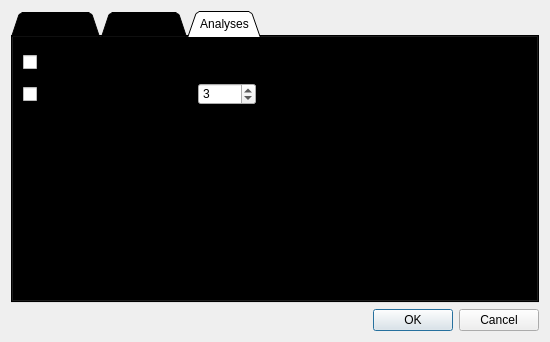
Old version of the form JASP-Desktop/preferencesdialog.ui in the repository jasp-stats/jasp-desktop.
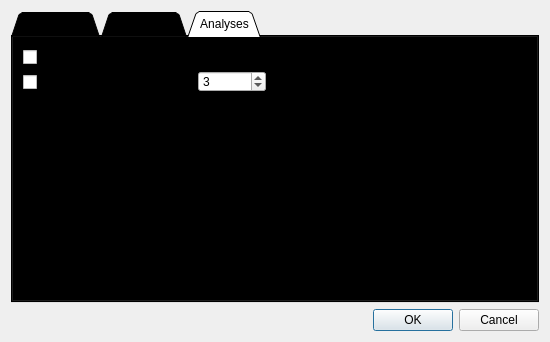
New version of the form.

Commit message:
Improve layout Analyses tab from preferences
Improve layout Analyses tab from preferences

```diff
--- a/JASP-Desktop/preferencesdialog.ui
+++ b/JASP-Desktop/preferencesdialog.ui
@@ -267,55 +267,18 @@
       <attribute name="title">
        <string>Analyses</string>
       </attribute>
-      <widget class="QWidget" name="verticalWidget" native="true">
+      <widget class="QWidget" name="">
        <property name="geometry">
         <rect>
          <x>10</x>
          <y>10</y>
-         <width>233</width>
-         <height>78</height>
+         <width>243</width>
+         <height>45</height>
         </rect>
        </property>
-       <property name="sizePolicy">
-        <sizepolicy hsizetype="Preferred" vsizetype="Preferred">
-         <horstretch>0</horstretch>
-         <verstretch>0</verstretch>
-        </sizepolicy>
-       </property>
+       <layout class="QGridLayout" name="gridLayout">
+        <item row="0" column="0" rowspan="2">
        <layout class="QVBoxLayout" name="verticalLayout_4">
-        <property name="leftMargin">
-         <number>0</number>
-        </property>
-        <property name="topMargin">
-         <number>0</number>
-        </property>
-        <property name="rightMargin">
-         <number>0</number>
-        </property>
-        <property name="bottomMargin">
-         <number>20</number>
-        </property>
-        <item>
-         <widget class="QWidget" name="widget_2" native="true">
-          <property name="sizePolicy">
-           <sizepolicy hsizetype="Preferred" vsizetype="Minimum">
-            <horstretch>0</horstretch>
-            <verstretch>0</verstretch>
-           </sizepolicy>
-          </property>
-          <layout class="QHBoxLayout" name="horizontalLayout_4">
-           <property name="leftMargin">
-            <number>0</number>
-           </property>
-           <property name="topMargin">
-            <number>0</number>
-           </property>
-           <property name="rightMargin">
-            <number>0</number>
-           </property>
-           <property name="bottomMargin">
-            <number>0</number>
-           </property>
            <item>
             <widget class="QCheckBox" name="displayExactPVals">
              <property name="sizePolicy">
@@ -329,17 +292,6 @@
              </property>
             </widget>
            </item>
-          </layout>
-         </widget>
-        </item>
-        <item>
-         <layout class="QHBoxLayout" name="horizontalLayout_3">
-          <property name="topMargin">
-           <number>0</number>
-          </property>
-          <property name="bottomMargin">
-           <number>0</number>
-          </property>
           <item>
            <widget class="QCheckBox" name="fixDecimals">
             <property name="text">
@@ -347,7 +299,22 @@
             </property>
            </widget>
           </item>
-          <item>
+         </layout>
+        </item>
+        <item row="0" column="1">
+         <spacer name="verticalSpacer">
+          <property name="orientation">
+           <enum>Qt::Vertical</enum>
+          </property>
+          <property name="sizeHint" stdset="0">
+           <size>
+            <width>17</width>
+            <height>13</height>
+           </size>
+          </property>
+         </spacer>
+        </item>
+        <item row="1" column="1">
            <widget class="QSpinBox" name="numDecimals">
             <property name="minimum">
              <number>1</number>
@@ -361,8 +328,6 @@
            </widget>
           </item>
          </layout>
-        </item>
-       </layout>
       </widget>
      </widget>
     </widget>
```
Left out of the diff: 5 changed lines with no effect on the pictures. Lines whose indentation alone changed are shown as unchanged.
